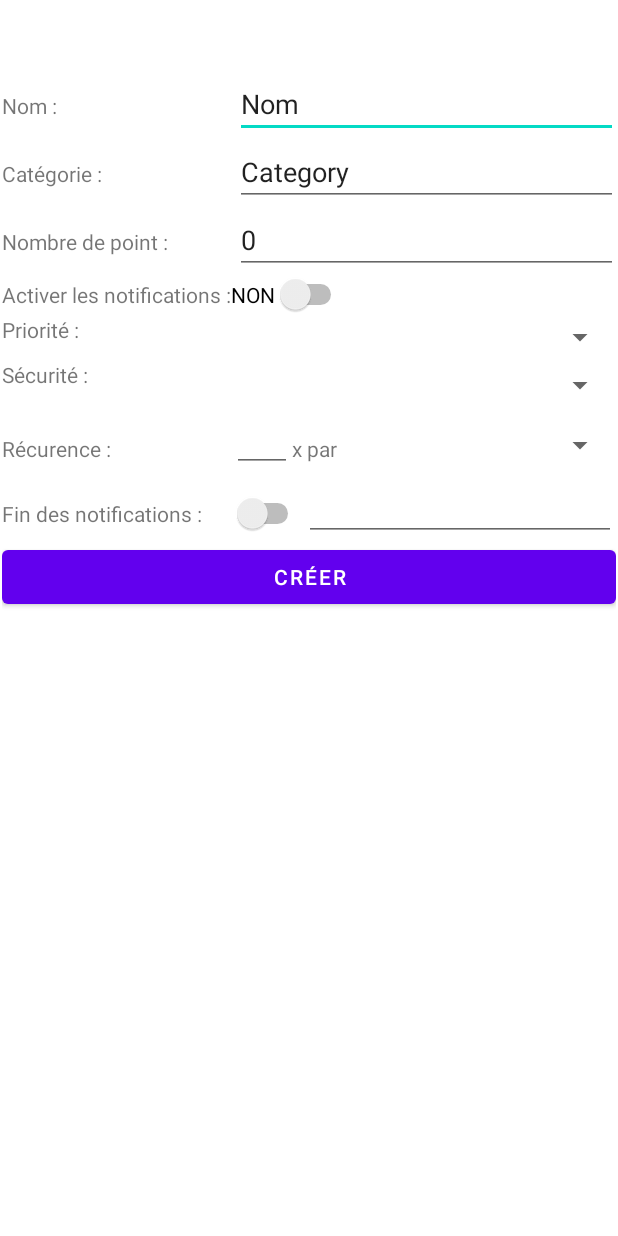
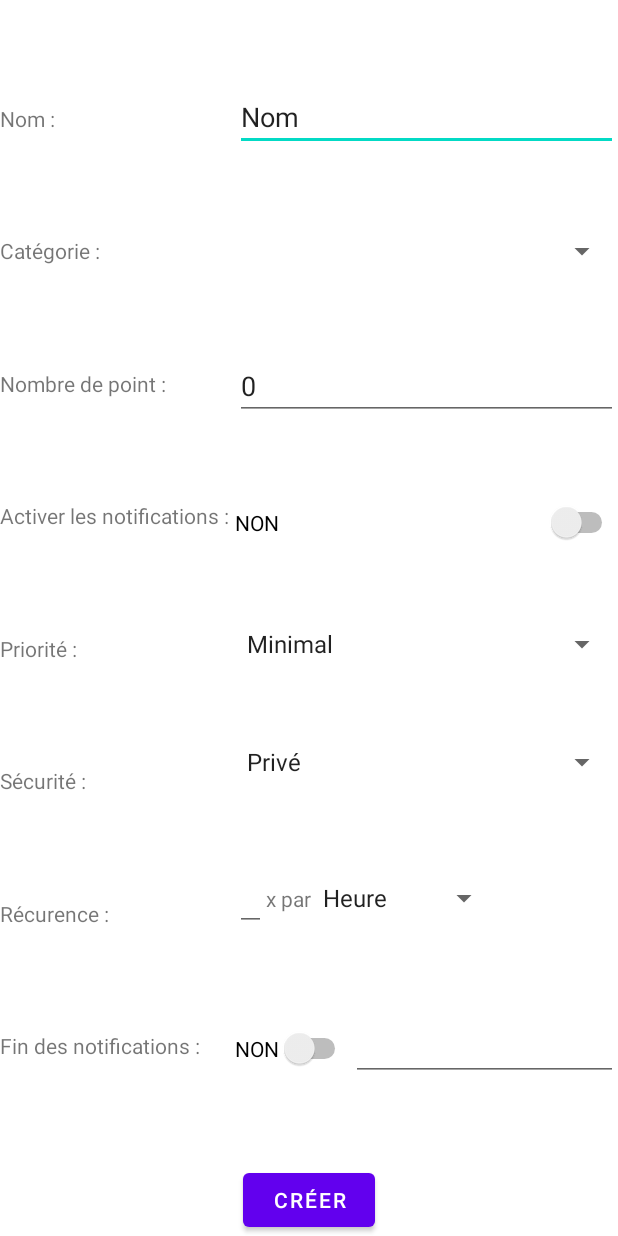
Before and after one commit to julieGomez/PerfectList, an Android app: the layout activity_create_task.xml on its own in the app's theme, with its tools: preview values and no code run, on a phone screen of 412 x 824 dp. Run offline under Robolectric (Android 15) with nearby library versions, the phone set to English and light mode, and no system bars.

Commit message:
PL-2 [UPD] Update : Create Task Activity.

```diff
--- a/app/src/main/AndroidManifest.xml
+++ b/app/src/main/AndroidManifest.xml
@@ -10,6 +10,9 @@
             android:supportsRtl="true"
             android:theme="@style/Theme.PerfectList">
         <activity
+                android:name=".CreateTaskActivity"
+                android:exported="true"/>
+        <activity
                 android:name=".MainActivity"
                 android:exported="true">
             <intent-filter>
--- a/app/src/main/res/layout/activity_create_task.xml
+++ b/app/src/main/res/layout/activity_create_task.xml
@@ -7,158 +7,246 @@
         android:layout_height="match_parent"
         tools:context=".CreateTaskActivity">
 
-    <LinearLayout
-            android:orientation="vertical"
-            android:layout_width="409dp"
-            android:layout_height="731dp"
-            app:layout_constraintEnd_toEndOf="parent" app:layout_constraintStart_toStartOf="parent"
-            app:layout_constraintBottom_toBottomOf="parent" app:layout_constraintTop_toTopOf="parent">
-        <LinearLayout
-                android:orientation="horizontal"
-                android:layout_width="match_parent"
-                android:layout_height="wrap_content">
+    <!-- Name -->
     <TextView
+            android:id="@+id/tv_name"
             android:text="@string/tv_name"
-                    android:layout_width="155dp"
-                    android:layout_height="wrap_content" android:id="@+id/tv_name"
+            android:layout_width="0dp"
+            android:layout_height="wrap_content"
+            app:layout_constraintTop_toTopOf="parent"
+            app:layout_constraintStart_toStartOf="@id/guideline_begin"
+            app:layout_constraintEnd_toEndOf="@+id/et_name"
+            app:layout_constraintBottom_toTopOf="@+id/tv_category"
     />
     <EditText
-                    android:layout_width="255dp"
+            android:id="@+id/et_name"
+            tools:text="@string/et_name"
+            android:layout_width="0dp"
             android:layout_height="wrap_content"
-                    android:inputType="textPersonName"
-                    android:ems="10"
-                    android:id="@+id/et_name"
-                    tools:text="@string/et_name"/>
-        </LinearLayout>
-        <LinearLayout
-                android:orientation="horizontal"
-                android:layout_width="match_parent"
-                android:layout_height="wrap_content">
+            app:layout_constraintTop_toTopOf="parent"
+            app:layout_constraintStart_toStartOf="@id/guideline_middle"
+            app:layout_constraintEnd_toEndOf="parent"
+            app:layout_constraintHorizontal_bias="0.5" app:layout_constraintBottom_toTopOf="@+id/spinner_category"/>
+
+    <!-- Category -->
     <TextView
+            android:id="@+id/tv_category"
             android:text="@string/tv_category"
-                    android:layout_width="155dp"
-                    android:layout_height="wrap_content" android:id="@+id/tv_category"
+            android:layout_width="0dp"
+            android:layout_height="wrap_content"
+            app:layout_constraintTop_toBottomOf="@+id/tv_name"
+            app:layout_constraintStart_toStartOf="@+id/guideline_begin"
+            app:layout_constraintEnd_toEndOf="@+id/spinner_category"
+            app:layout_constraintBottom_toTopOf="@+id/tv_nbPoint"
+    />
+    <Spinner
+            android:id="@+id/spinner_category"
+            android:layout_width="0dp"
+            android:layout_height="wrap_content"
+            android:spinnerMode="dropdown"
+            app:layout_constraintTop_toBottomOf="@+id/et_name"
+            app:layout_constraintStart_toStartOf="@+id/guideline_middle"
+            app:layout_constraintEnd_toEndOf="@+id/guideline_end"
+            app:layout_constraintHorizontal_bias="0.5" app:layout_constraintBottom_toTopOf="@+id/et_nbPoint"/>
+
+    <!-- Number of points -->
+    <TextView
+            android:id="@+id/tv_nbPoint"
+            android:text="@string/tv_nbPoint"
+            android:layout_width="0dp"
+            android:layout_height="wrap_content"
+            app:layout_constraintTop_toBottomOf="@+id/tv_category"
+            app:layout_constraintStart_toStartOf="@+id/guideline_begin"
+            app:layout_constraintEnd_toEndOf="@+id/guideline_middle"
+            app:layout_constraintBottom_toTopOf="@+id/tv_isNotificationNeeded"
     />
     <EditText
-                    android:layout_width="255dp"
+            android:id="@+id/et_nbPoint"
+            tools:text="@string/et_nbPoint"
+            android:inputType="number"
+            android:layout_width="0dp"
             android:layout_height="wrap_content"
-                    android:inputType="textPersonName"
-                    android:ems="10"
-                    android:id="@+id/et_category"
-                    android:layout_marginEnd="100dp"
-                    tools:text="@string/et_category"/>
+            app:layout_constraintTop_toBottomOf="@+id/spinner_category"
+            app:layout_constraintStart_toStartOf="@+id/guideline_middle"
+            app:layout_constraintEnd_toEndOf="@+id/guideline_end"
+            app:layout_constraintBottom_toTopOf="@+id/switch_isNotificationNeeded"
+    />
+
+    <!-- Is notification needed -->
+    <TextView
+            android:id="@+id/tv_isNotificationNeeded"
+            android:text="@string/tv_isNotificationNeeded"
+            android:layout_width="0dp"
+            android:layout_height="wrap_content"
+            app:layout_constraintTop_toBottomOf="@+id/tv_nbPoint"
+            app:layout_constraintStart_toStartOf="@+id/guideline_begin"
+            app:layout_constraintEnd_toEndOf="@+id/guideline_middle"
+            app:layout_constraintBottom_toTopOf="@+id/tv_priority"
+    />
+    <Switch
+            android:id="@+id/switch_isNotificationNeeded"
+            android:text="@string/switch_notificationNeeded"
+            android:layout_width="0dp"
+            android:layout_height="wrap_content"
+            app:layout_constraintTop_toBottomOf="@+id/et_nbPoint"
+            app:layout_constraintStart_toStartOf="@+id/guideline_middle"
+            app:layout_constraintEnd_toEndOf="@+id/guideline_end"
+            app:layout_constraintBottom_toTopOf="@+id/spinner_priority"
+    />
+
+    <!-- Priority -->
+    <TextView
+            android:id="@+id/tv_priority"
+            android:text="@string/tv_priority"
+            android:layout_width="0dp"
+            android:layout_height="wrap_content"
+            app:layout_constraintBottom_toTopOf="@+id/tv_security"
+            app:layout_constraintStart_toStartOf="@+id/guideline_begin"
+            app:layout_constraintEnd_toEndOf="@+id/guideline_middle"
+            app:layout_constraintTop_toBottomOf="@+id/tv_isNotificationNeeded"
+    />
+    <Spinner
+            android:id="@+id/spinner_priority"
+            android:entries="@array/priority_array"
+            android:layout_width="0dp"
+            android:layout_height="wrap_content"
+            app:layout_constraintBottom_toTopOf="@+id/spinner_security"
+            app:layout_constraintStart_toStartOf="@+id/guideline_middle"
+            app:layout_constraintEnd_toEndOf="@+id/guideline_end"
+            app:layout_constraintTop_toBottomOf="@+id/switch_isNotificationNeeded"
+    />
+
+    <!-- Security -->
+    <TextView
+            android:id="@+id/tv_security"
+            android:text="@string/tv_security"
+            android:layout_width="0dp"
+            android:layout_height="wrap_content"
+            app:layout_constraintTop_toBottomOf="@+id/tv_priority"
+            app:layout_constraintStart_toStartOf="@+id/guideline_begin"
+            app:layout_constraintEnd_toEndOf="@+id/guideline_middle"
+            app:layout_constraintBottom_toTopOf="@+id/tv_period"
+    />
+    <Spinner
+            android:id="@+id/spinner_security"
+            android:entries="@array/security_array"
+            android:layout_width="0dp"
+            android:layout_height="wrap_content"
+            app:layout_constraintTop_toBottomOf="@+id/spinner_priority"
+            app:layout_constraintStart_toStartOf="@+id/guideline_middle"
+            app:layout_constraintEnd_toEndOf="parent"
+            app:layout_constraintBottom_toTopOf="@+id/linearLayout_period"
+    />
+
+    <!-- Period -->
+    <TextView
+            android:id="@+id/tv_period"
+            android:text="@string/tv_period"
+            android:layout_width="0dp"
+            android:layout_height="wrap_content"
+            app:layout_constraintTop_toBottomOf="@+id/tv_security"
+            app:layout_constraintStart_toStartOf="@+id/guideline_begin"
+            app:layout_constraintEnd_toEndOf="@+id/guideline_middle"
+            app:layout_constraintBottom_toTopOf="@+id/tv_endNotification"
+    />
+    <LinearLayout
+            android:id="@+id/linearLayout_period"
+            android:orientation="horizontal"
+            android:layout_width="0dp"
+            android:layout_height="wrap_content"
+            app:layout_constraintBottom_toTopOf="@+id/linearLayout_endNotification"
+            app:layout_constraintStart_toStartOf="@+id/guideline_middle"
+            app:layout_constraintEnd_toEndOf="@+id/guideline_end"
+            app:layout_constraintTop_toBottomOf="@+id/spinner_security">
+        <EditText
+                android:id="@+id/et_nbOfRepetitions"
+                android:inputType="number"
+                android:layout_width="wrap_content"
+                android:layout_height="wrap_content"
+                app:layout_constraintStart_toStartOf="@+id/guideline_middle"
+        />
+        <TextView
+                android:id="@+id/tv_period_link"
+                android:text="@string/tv_period_link"
+                android:layout_width="wrap_content"
+                android:layout_height="wrap_content"
+                app:layout_constraintStart_toStartOf="@+id/et_nbOfRepetitions"
+        />
+        <Spinner
+                android:id="@+id/spinner_typeOfRepetitions"
+                android:entries="@array/period_array"
+                android:spinnerMode="dropdown"
+                android:layout_width="wrap_content"
+                android:layout_height="wrap_content"
+                app:layout_constraintStart_toStartOf="@+id/tv_period_link"
+                app:layout_constraintEnd_toEndOf="@+id/guideline_end"
+        />
     </LinearLayout>
+
+    <!-- End notifications -->
+    <TextView
+            android:id="@+id/tv_endNotification"
+            android:text="@string/tv_endNotification"
+            android:layout_width="0dp"
+            android:layout_height="wrap_content"
+            app:layout_constraintBottom_toTopOf="@+id/button_create"
+            app:layout_constraintStart_toStartOf="@+id/guideline_begin"
+            app:layout_constraintEnd_toEndOf="@+id/guideline_middle"
+            app:layout_constraintTop_toBottomOf="@+id/tv_period"
+    />
     <LinearLayout
+            android:id="@+id/linearLayout_endNotification"
             android:orientation="horizontal"
-                android:layout_width="match_parent"
-                android:layout_height="wrap_content">
-            <TextView
-                    android:text="@string/tv_nbPoint"
-                    android:layout_width="155dp"
-                    android:layout_height="wrap_content" android:id="@+id/tv_nbPoint"
+            android:layout_width="0dp"
+            android:layout_height="wrap_content"
+            app:layout_constraintBottom_toTopOf="@+id/button_create"
+            app:layout_constraintStart_toStartOf="@+id/guideline_middle"
+            app:layout_constraintEnd_toEndOf="@+id/guideline_end"
+            app:layout_constraintTop_toBottomOf="@+id/linearLayout_period">
+        <Switch
+                android:id="@+id/switch_endNotification"
+                android:text="@string/switch_endNotification"
+                android:layout_width="wrap_content"
+                android:layout_height="wrap_content"
         />
         <EditText
-                    android:layout_width="255dp"
+                android:id="@+id/et_endNotification"
+                android:inputType="date"
+                android:layout_width="match_parent"
                 android:layout_height="wrap_content"
-                    android:inputType="number"
-                    android:ems="10"
-                    android:id="@+id/et_nbPoint"
-                    tools:text="@string/et_nbPoint"
         />
     </LinearLayout>
-        <LinearLayout
-                android:orientation="horizontal"
-                android:layout_width="match_parent"
-                android:layout_height="wrap_content">
-            <TextView
-                    android:text="@string/tv_isNotificationNeeded"
+
+    <!-- Create button -->
+    <Button
+            android:id="@+id/button_create"
+            android:text="@string/button_create"
             android:layout_width="wrap_content"
-                    android:layout_height="wrap_content" android:id="@+id/tv_isNotificationNeeded"
+            android:layout_height="wrap_content"
+            app:layout_constraintStart_toStartOf="parent"
+            app:layout_constraintEnd_toEndOf="@+id/guideline_end"
+            app:layout_constraintBottom_toBottomOf="parent"
     />
-            <Switch
-                    android:text="@string/switch_notificationNeeded"
+
+    <androidx.constraintlayout.widget.Guideline
+            android:id="@+id/guideline_begin"
             android:layout_width="wrap_content"
-                    android:layout_height="wrap_content" android:id="@+id/switch_isNotificationNeeded"
+            android:layout_height="wrap_content"
+            android:orientation="vertical"
+            app:layout_constraintGuide_percent="0.0"
     />
-        </LinearLayout>
-        <LinearLayout
-                android:orientation="horizontal"
-                android:layout_width="match_parent"
-                android:layout_height="wrap_content">
-            <TextView
-                    android:text="@string/tv_priority"
-                    android:layout_width="153dp"
-                    android:layout_height="wrap_content" android:id="@+id/tv_priority"
+    <androidx.constraintlayout.widget.Guideline
+            android:id="@+id/guideline_middle"
+            android:layout_width="wrap_content"
+            android:layout_height="wrap_content"
+            android:orientation="vertical"
+            app:layout_constraintGuide_percent="0.38"
     />
-            <Spinner
-                    android:layout_width="256dp"
-                    android:layout_height="30dp" android:id="@+id/spinner_priority"
-            />
-        </LinearLayout>
-        <LinearLayout
-                android:orientation="horizontal"
-                android:layout_width="match_parent"
-                android:layout_height="35dp">
-            <TextView
-                    android:text="@string/tv_security"
-                    android:layout_width="153dp"
-                    android:layout_height="wrap_content" android:id="@+id/tv_secutity"
-            />
-            <Spinner
-                    android:layout_width="256dp"
-                    android:layout_height="33dp" android:id="@+id/spinner_security"
-            />
-        </LinearLayout>
-        <LinearLayout
-                android:orientation="horizontal"
-                android:layout_width="match_parent"
-                android:layout_height="wrap_content">
-            <TextView
-                    android:text="@string/tv_period"
-                    android:layout_width="153dp"
-                    android:layout_height="wrap_content" android:id="@+id/tv_period"
-            />
-            <EditText
-                    android:layout_width="40dp"
-                    android:layout_height="39dp"
-                    android:inputType="number"
-                    android:ems="10"
-                    android:id="@+id/et_nbOfRepetitions"
-            />
-            <TextView
-                    android:text="@string/tv_period_link"
+    <androidx.constraintlayout.widget.Guideline
+            android:id="@+id/guideline_end"
             android:layout_width="wrap_content"
-                    android:layout_height="wrap_content" android:id="@+id/tv_period_link"
-            />
-            <Spinner
-                    android:layout_width="186dp"
-                    android:layout_height="43dp" android:id="@+id/spinner_typeOfRepetitions"
-            />
-        </LinearLayout>
-        <LinearLayout
-                android:orientation="horizontal"
-                android:layout_width="match_parent"
-                android:layout_height="wrap_content">
-            <TextView
-                    android:text="@string/tv_endNotification"
-                    android:layout_width="153dp"
-                    android:layout_height="wrap_content" android:id="@+id/tv_endNotification"
-            />
-            <Switch
-                    android:layout_width="wrap_content"
-                    android:layout_height="wrap_content" android:id="@+id/switch_endNotification"
-            />
-            <EditText
-                    android:layout_width="wrap_content"
-                    android:layout_height="42dp"
-                    android:inputType="date"
-                    android:ems="10"
-                    android:id="@+id/et_endNotification"
-            />
-        </LinearLayout>
-        <Button
-                android:text="@string/button_create"
-                android:layout_width="match_parent"
-                android:layout_height="wrap_content" android:id="@+id/button_create"/>
-    </LinearLayout>
+            android:layout_height="wrap_content"
+            android:orientation="vertical"
+            app:layout_constraintGuide_percent="1.0"/>
+
 </androidx.constraintlayout.widget.ConstraintLayout>
--- a/app/src/main/res/layout/activity_main.xml
+++ b/app/src/main/res/layout/activity_main.xml
@@ -5,14 +5,4 @@
         xmlns:app="http://schemas.android.com/apk/res-auto"
         android:layout_width="match_parent"
         android:layout_height="match_parent"
-        tools:context=".MainActivity">
-    <TextView
-            android:layout_width="wrap_content"
-            android:layout_height="wrap_content"
-            android:text="Hello World!"
-            app:layout_constraintBottom_toBottomOf="parent"
-            app:layout_constraintLeft_toLeftOf="parent"
-            app:layout_constraintRight_toRightOf="parent"
-            app:layout_constraintTop_toTopOf="parent"/>
-
-</androidx.constraintlayout.widget.ConstraintLayout>
+        tools:context=".MainActivity"/>
--- a/app/src/main/res/values/strings.xml
+++ b/app/src/main/res/values/strings.xml
@@ -12,10 +12,28 @@
     <string name="tv_endNotification">Fin des notifications :</string>
 
     <string name="et_name">Nom</string>
-    <string name="et_category">Category</string>
     <string name="et_nbPoint">0</string>
 
     <string name="switch_notificationNeeded">NON</string>
+    <string name="switch_endNotification">NON</string>
 
     <string name="button_create">Créer</string>
+
+    <string-array name="period_array">
+        <item>Heure</item>
+        <item>Jour</item>
+        <item>Semaine</item>
+        <item>Mois</item>
+        <item>An</item>
+    </string-array>
+
+    <string-array name="security_array">
+        <item>Privé</item>
+        <item>Public</item>
+    </string-array>
+
+    <string-array name="priority_array">
+        <item>Minimal</item>
+        <item>Maximal</item>
+    </string-array>
 </resources>
```
Lines whose indentation alone changed are shown as unchanged.
